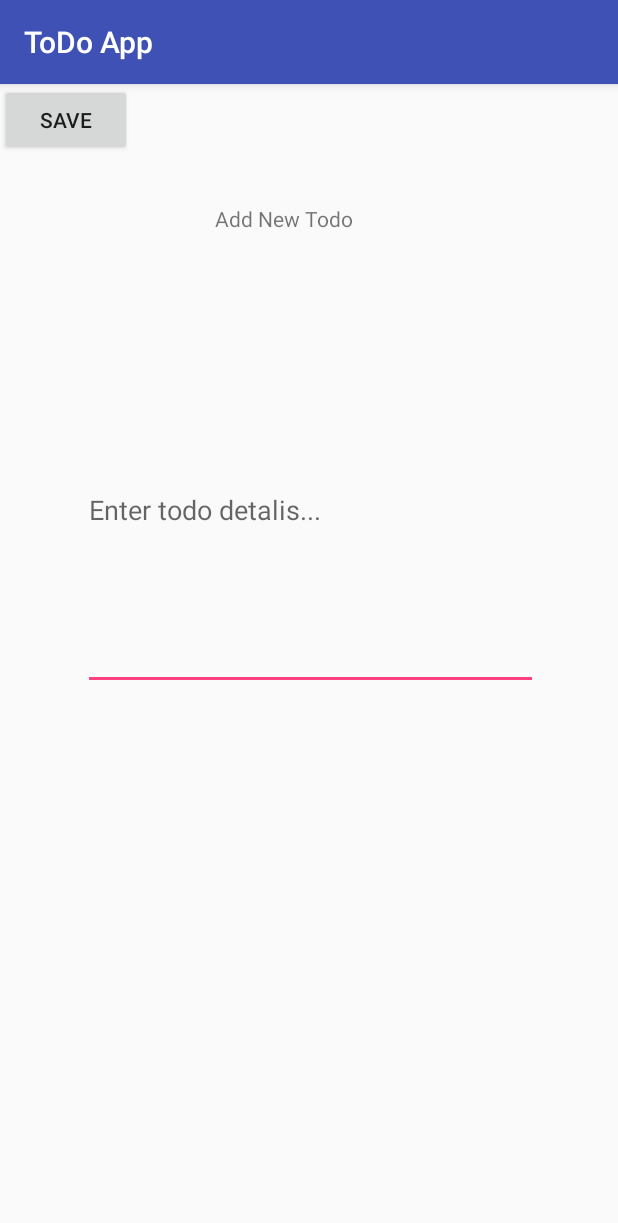
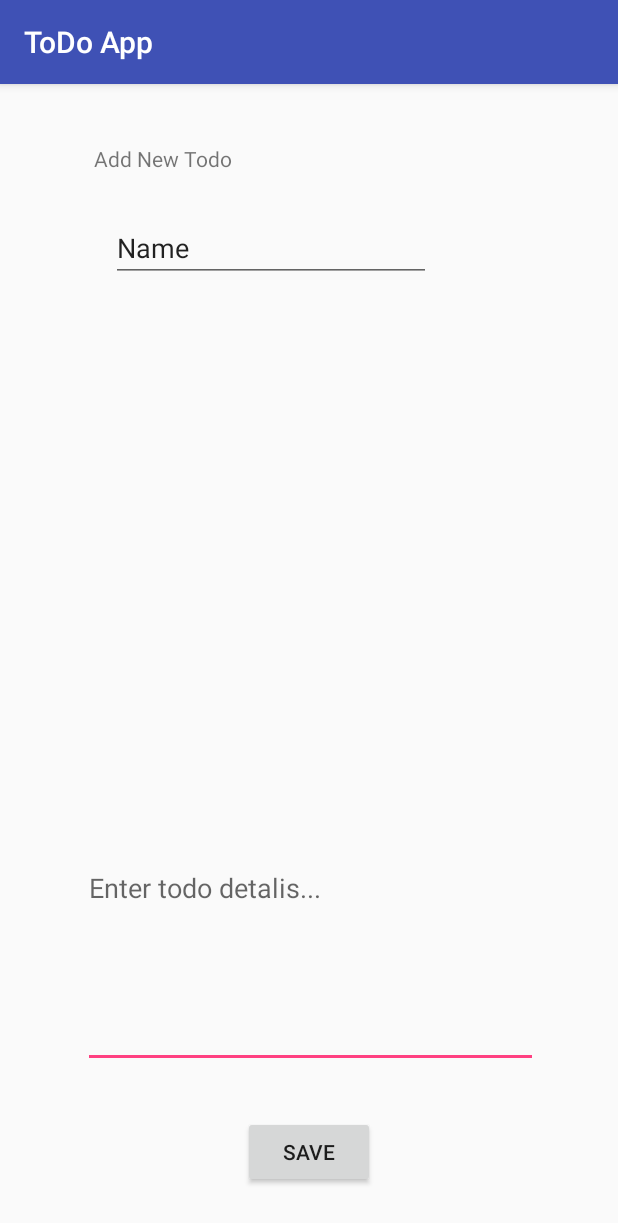
Before and after one commit to Yoni-Satat/andoid_java_final_project, an Android app: the screen it shows after launch (AddTaskActivity), after a tap on "ADD NEW", on a phone screen of 412 x 824 dp. Shown: the top 1223 px of the screen. Run offline under Robolectric (Android 15) with nearby library versions, the phone set to English and light mode, and no system bars.

```diff
--- a/app/src/main/java/codeclan/com/todoapp/controllers/MainActivity.java
+++ b/app/src/main/java/codeclan/com/todoapp/controllers/MainActivity.java
@@ -33,6 +33,16 @@ public class MainActivity extends AppCompatActivity {
 
         //finish();
 
+
+
+        //TextView textView = findViewById(R.id.listView_mark_completed);
+        //textView.setAdapter(tasksAdapter);
+    }
+
+    @Override
+    public void onResume() {
+        super.onResume();
+
         ArrayList<Task> tasks = myDb.findAll();
 
         TasksAdapter tasksAdapter = new TasksAdapter(this, tasks);
@@ -41,9 +51,6 @@ public class MainActivity extends AppCompatActivity {
         ListView listView = findViewById(R.id.list);
         // connect the list view to the adapter:
         listView.setAdapter(tasksAdapter);
-
-        //TextView textView = findViewById(R.id.listView_mark_completed);
-        //textView.setAdapter(tasksAdapter);
     }
 
     // add onClick event
--- a/app/src/main/res/layout/activity_add_task.xml
+++ b/app/src/main/res/layout/activity_add_task.xml
@@ -12,10 +12,10 @@
         android:layout_height="32dp"
         android:layout_marginEnd="8dp"
         android:layout_marginStart="24dp"
-        android:layout_marginTop="80dp"
+        android:layout_marginTop="40dp"
         android:text="@string/add_new_task"
         app:layout_constraintEnd_toEndOf="parent"
-        app:layout_constraintHorizontal_bias="0.51"
+        app:layout_constraintHorizontal_bias="0.164"
         app:layout_constraintStart_toStartOf="parent"
         app:layout_constraintTop_toTopOf="parent"
         tools:text="@string/add_new_task" />
@@ -24,26 +24,48 @@
         android:id="@+id/addTaskField"
         android:layout_width="303dp"
         android:layout_height="239dp"
-        android:layout_marginBottom="8dp"
+        android:layout_marginBottom="112dp"
         android:layout_marginEnd="8dp"
         android:layout_marginStart="8dp"
-        android:layout_marginTop="8dp"
         android:ems="10"
         android:hint="@string/enter_task"
         android:inputType="textPersonName"
         app:layout_constraintBottom_toBottomOf="parent"
         app:layout_constraintEnd_toEndOf="parent"
         app:layout_constraintHorizontal_bias="0.512"
-        app:layout_constraintStart_toStartOf="parent"
-        app:layout_constraintTop_toBottomOf="@+id/add_title"
-        app:layout_constraintVertical_bias="0.111" />
+        app:layout_constraintStart_toStartOf="parent" />
 
     <Button
         android:id="@+id/save_new_todo"
         android:layout_width="wrap_content"
         android:layout_height="wrap_content"
+        android:layout_marginBottom="8dp"
+        android:layout_marginEnd="8dp"
+        android:layout_marginStart="8dp"
+        android:layout_marginTop="8dp"
         android:text="@string/save_new_todo"
-        tools:layout_editor_absoluteX="136dp"
-        tools:layout_editor_absoluteY="424dp"
+        android:onClick="onClickSaveNewTodo"
+        app:layout_constraintBottom_toBottomOf="parent"
+        app:layout_constraintEnd_toEndOf="parent"
+        app:layout_constraintStart_toStartOf="parent"
+        app:layout_constraintTop_toBottomOf="@+id/addTaskField"
         tools:text="@string/save_new_todo" />
+
+    <EditText
+        android:id="@+id/editText2"
+        android:layout_width="wrap_content"
+        android:layout_height="wrap_content"
+        android:layout_marginBottom="8dp"
+        android:layout_marginEnd="8dp"
+        android:layout_marginStart="8dp"
+        android:layout_marginTop="8dp"
+        android:ems="10"
+        android:inputType="textPersonName"
+        android:text="Name"
+        app:layout_constraintBottom_toTopOf="@+id/addTaskField"
+        app:layout_constraintEnd_toEndOf="parent"
+        app:layout_constraintHorizontal_bias="0.362"
+        app:layout_constraintStart_toStartOf="parent"
+        app:layout_constraintTop_toBottomOf="@+id/add_title"
+        app:layout_constraintVertical_bias="0.023" />
 </android.support.constraint.ConstraintLayout>
```
Also changed, not shown: app/src/main/java/codeclan/com/todoapp/controllers/AddTaskActivity.java (+25 -0 lines), app/src/main/java/codeclan/com/todoapp/models/Task.java (+11 -3 lines), 1 other file.
